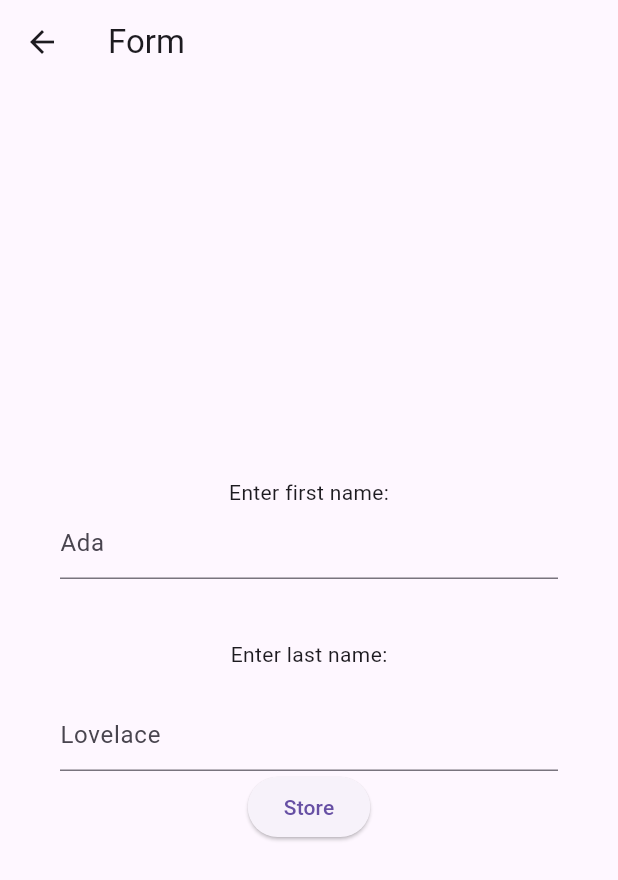
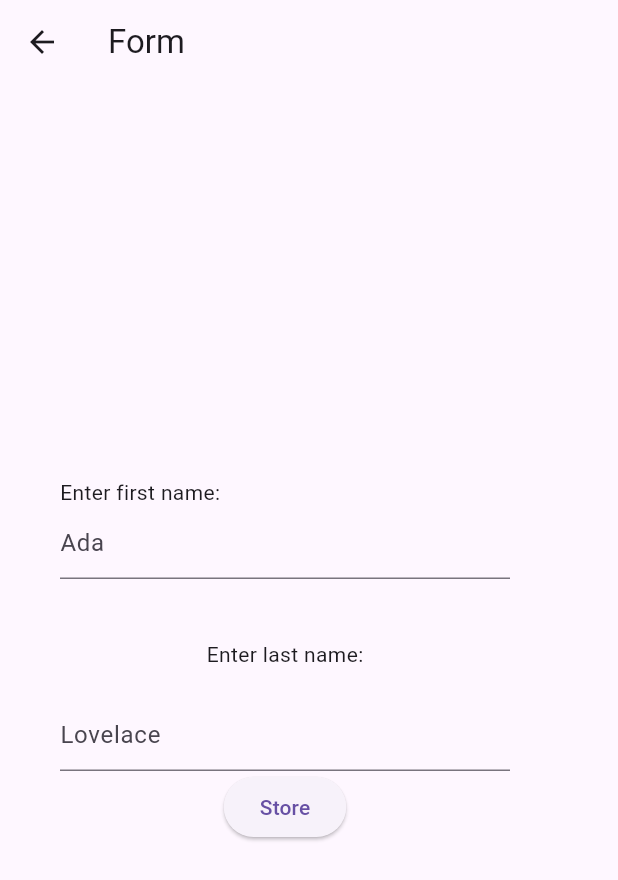
Before and after one commit to arushi1703/sample_practice, a Flutter app: the screen it shows once a user with an empty profile is signed in, in the side drawer, after a tap on "Form", on a phone screen of 412 x 824 dp. Shown: the top 880 px of the screen. Run offline on Flutter 3.47's test engine with Material 3 defaults, Android fonts, the phone set to English and light mode, and no system bars; our stand-ins replace cloud_firestore, firebase_auth, firebase_core, shared_preferences; accounts and stored records are empty.

Commit message:
calculator update

```diff
--- a/lib/home.dart
+++ b/lib/home.dart
@@ -1,6 +1,7 @@
 import 'package:cloud_firestore/cloud_firestore.dart';
 import 'package:flutter/material.dart';
 import 'package:shared_preferences/shared_preferences.dart';
+import 'calculator.dart';
 import 'product.dart';
 import 'auth_service.dart';
 import 'userForm.dart';
@@ -53,6 +54,15 @@ class _HomeState extends State<Home> {
                 Navigator.push(
                   context,
                   MaterialPageRoute(builder: (context)=>UserForm()),
+                );
+              },
+            ),
+            ListTile(
+              title: const Text('Calculator'),
+              onTap: () {
+                Navigator.push(
+                  context,
+                  MaterialPageRoute(builder: (context)=>Calculator()),
                 );
               },
             ),
--- a/lib/userForm.dart
+++ b/lib/userForm.dart
@@ -17,7 +17,7 @@ class _UserFormState extends State<UserForm> {
   void storeData() async{
     final SharedPreferences pref= await SharedPreferences.getInstance();
     await pref.setString('firstname',firstnamecon.text);
-    await pref.setString('lastname',firstnamecon.text);
+    await pref.setString('lastname',lastnamecon.text);
   }
 
   @override
@@ -30,13 +30,16 @@ class _UserFormState extends State<UserForm> {
           mainAxisAlignment: MainAxisAlignment.center,
           children: [
             Column(
-              crossAxisAlignment: CrossAxisAlignment.center,
+              crossAxisAlignment: CrossAxisAlignment.start,
               children: [
                 Text('Enter first name:'),
-                TextFormField(
+                SizedBox(
+                  width:300,
+                  child: TextFormField(
                     controller: firstnamecon,
                     decoration: InputDecoration(
                       hintText: 'Ada',
+                    ),
                   ),
                 ),
               ],
@@ -47,10 +50,13 @@ class _UserFormState extends State<UserForm> {
               children: [
                 Text('Enter last name:'),
                 SizedBox(height:20),
-                TextFormField(
+                SizedBox(
+                  width:300,
+                  child: TextFormField(
                     controller: lastnamecon,
                     decoration: InputDecoration(
                       hintText: 'Lovelace',
+                    ),
                   ),
                 ),
               ],
```
Also changed, not shown: lib/calculator.dart (added, +102 -0 lines). Lines whose indentation alone changed are shown as unchanged.
